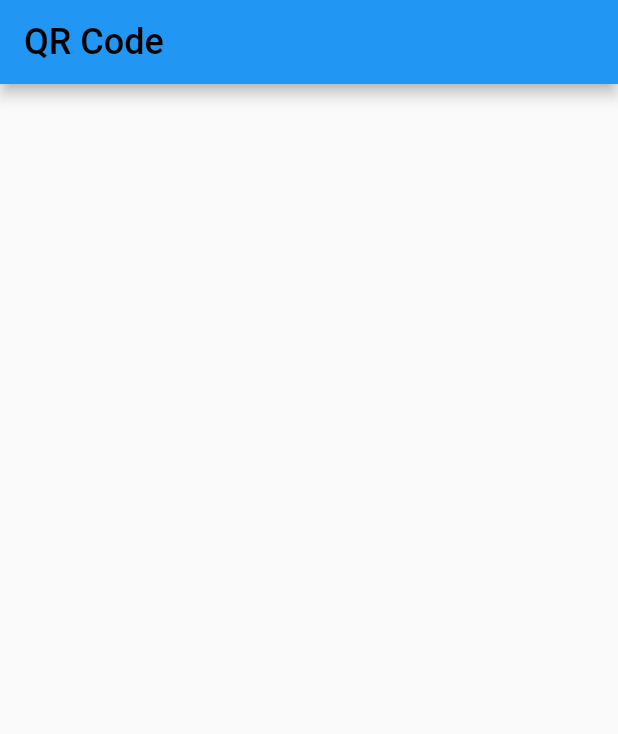
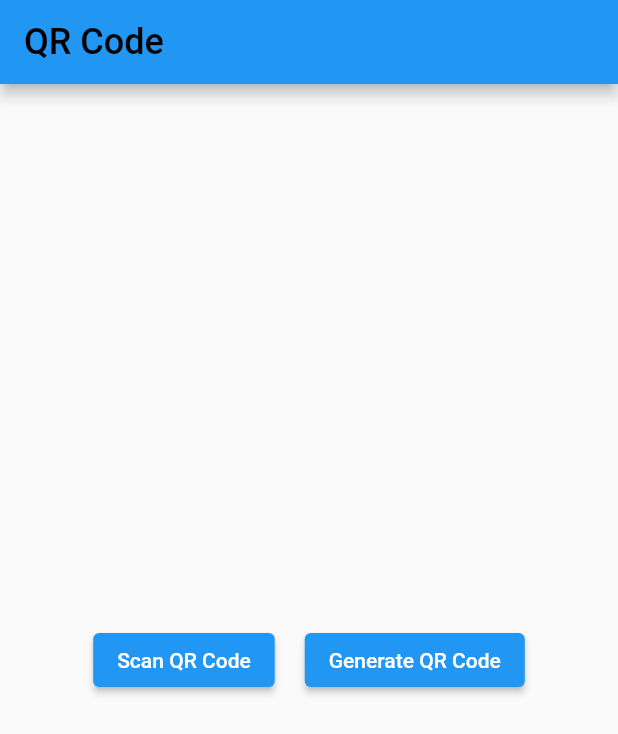
Before and after one commit to A7medK7aled1/Qr-Code-Scanner-App, a Flutter app: the screen it shows after launch, on a phone screen of 412 x 824 dp. Shown: the top 734 px of the screen. Run offline on Flutter 3.47's test engine with Material 3 defaults, Android fonts, the phone set to English and light mode, and no system bars.

Commit message:
Refactor HomeViewBody to use CustomAppBar and add buttons for QR code actions

```diff
--- a/lib/views/Home/home_view_body.dart
+++ b/lib/views/Home/home_view_body.dart
@@ -1,4 +1,6 @@
 import 'package:flutter/material.dart';
+
+import 'widgets/custom_app_bar.dart';
 
 class HomeViewBody extends StatelessWidget {
   const HomeViewBody({super.key});
@@ -7,16 +9,50 @@ class HomeViewBody extends StatelessWidget {
   Widget build(BuildContext context) {
     return SafeArea(
       child: Scaffold(
-        appBar: AppBar(
-          title: Text(
-            "QR Code",
-            style: TextStyle(
-              color: Colors.black,
-              fontSize: 24,
-            ),
+        appBar: CustomAppBar(),
+        body: Center(
+          child: Column(
+            mainAxisAlignment: MainAxisAlignment.center,
+            children: [
+              Row(
+                mainAxisAlignment: MainAxisAlignment.center,
+                children: [
+                  CustomElvetedButton(
+                    text: "Scan QR Code",
+                    onPressed: () {},
+                  ),
+                  const SizedBox(
+                    width: 20,
+                  ),
+                  CustomElvetedButton(
+                    text: "Generate QR Code",
+                    onPressed: () {},
+                  )
+                ],
+              )
+            ],
           ),
         ),
       ),
     );
   }
 }
+
+class CustomElvetedButton extends StatelessWidget {
+  const CustomElvetedButton({
+    super.key,
+    this.onPressed,
+    required this.text,
+  });
+
+  final void Function()? onPressed;
+  final String text;
+
+  @override
+  Widget build(BuildContext context) {
+    return ElevatedButton(
+      onPressed: onPressed,
+      child: Text(text),
+    );
+  }
+}
--- /dev/null
+++ b/lib/views/Home/widgets/custom_app_bar.dart
@@ -0,0 +1,23 @@
+import 'package:flutter/material.dart';
+
+class CustomAppBar extends StatelessWidget implements PreferredSizeWidget {
+  const CustomAppBar({
+    super.key,
+  });
+
+  @override
+  Size get preferredSize => const Size.fromHeight(kToolbarHeight);
+
+  @override
+  Widget build(BuildContext context) {
+    return AppBar(
+      title: Text(
+        "QR Code",
+        style: TextStyle(
+          color: Colors.black,
+          fontSize: 24,
+        ),
+      ),
+    );
+  }
+}
```
